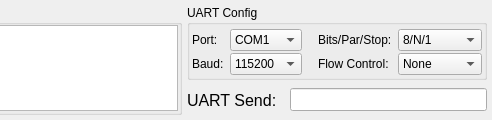
First picture: the form in UARTBox.ui, repository cculianu/FG_Test, before the edit; both pictures show x 278 to 770 and y 0 to 120 of the 770 by 120 pixel window.
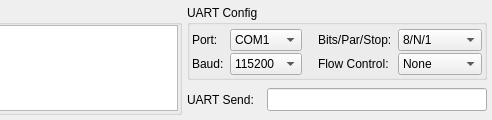
Second picture: the form after the edit.

The edit to the form file:
```diff
--- a/UARTBox.ui
+++ b/UARTBox.ui
@@ -208,11 +208,6 @@
    </item>
    <item row="1" column="1">
     <widget class="QLabel" name="label_5">
-     <property name="font">
-      <font>
-       <pointsize>12</pointsize>
-      </font>
-     </property>
      <property name="text">
       <string>UART Send:</string>
      </property>
```
